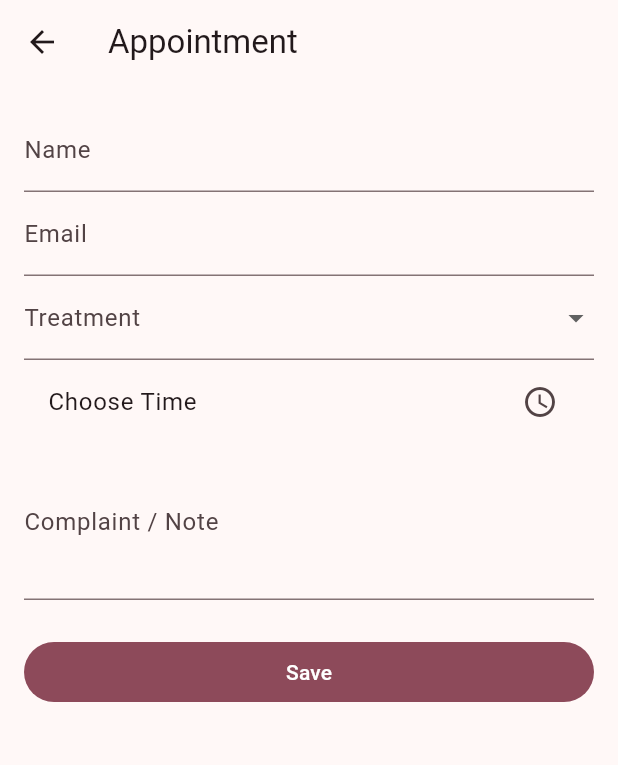
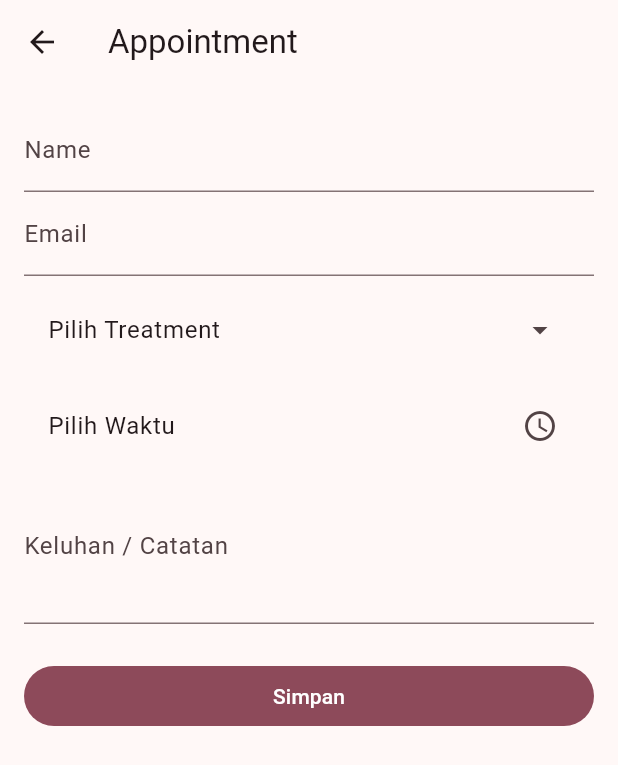
Before and after one commit to fahmiilmiah/beautynesia, a Flutter app: the AppointmentForm screen opened directly, on a phone screen of 412 x 824 dp. Shown: the top 765 px of the screen. Run offline on Flutter 3.47's test engine with Material 3 defaults, Android fonts, the light colour scheme and no system bars; our stand-ins replace supabase_flutter; accounts and stored records are empty; Roboto replaces fonts that are missing (Poppins).

Commit message:
mengubah tampilan sebagian create

```diff
--- a/lib/screens/appointment_form.dart
+++ b/lib/screens/appointment_form.dart
@@ -4,6 +4,7 @@ import 'package:supabase_flutter/supabase_flutter.dart';
 
 class AppointmentForm extends StatefulWidget {
   const AppointmentForm({super.key});
+
   @override
   State<AppointmentForm> createState() => _AppointmentFormState();
 }
@@ -17,14 +18,49 @@ class _AppointmentFormState extends State<AppointmentForm> {
   String? _type;
   TimeOfDay? _time;
 
-  final _types = [
-    'Botox Inject',
-    'Chemical Peeling',
-    'Facial',
-    'LED Light Therapy',
-    'Microneedling',
-    'Prime Exosome',
-    'Salmon DNA Inject'
+  final List<Map<String, String>> _types = [
+    {
+      'name': 'Botox Inject',
+      'img': 'assets/images/treatments/botox.png',
+      'desc': 'Mengurangi kerutan di wajah',
+      'price': 'Rp1.200k'
+    },
+    {
+      'name': 'Chemical Peeling',
+      'img': 'assets/images/treatments/peel.png',
+      'desc': 'Mengangkat sel kulit mati',
+      'price': 'Rp850k'
+    },
+    {
+      'name': 'Facial',
+      'img': 'assets/images/treatments/facial.png',
+      'desc': 'Membersihkan dan melembapkan kulit',
+      'price': 'Rp500k'
+    },
+    {
+      'name': 'LED Light Therapy',
+      'img': 'assets/images/treatments/led.png',
+      'desc': 'Terapi cahaya untuk jerawat dan kulit kusam',
+      'price': 'Rp600k'
+    },
+    {
+      'name': 'Microneedling',
+      'img': 'assets/images/treatments/micro.png',
+      'desc': 'Peremajaan kulit dengan jarum mikro',
+      'price': 'Rp1.400k'
+    },
+    {
+      'name': 'Prime Exosome',
+      'img': 'assets/images/treatments/exosome.png',
+      'desc': 'Perawatan kulit dengan sel punca',
+      'price': 'Rp2.000k'
+    },
+    {
+      'name': 'Salmon DNA Inject',
+      'img': 'assets/images/treatments/salmon.png',
+      'desc': 'Regenerasi kulit dengan DNA ikan salmon',
+      'price': 'Rp1.800k'
+    },
   ];
 
   Future<void> _save() async {
@@ -53,25 +89,85 @@ class _AppointmentFormState extends State<AppointmentForm> {
           key: _formKey,
           child: ListView(
             children: [
-              TextFormField(controller: _name, decoration: const InputDecoration(labelText: 'Name'), validator: (v) => v!.isEmpty ? 'Required' : null),
-              TextFormField(controller: _email, decoration: const InputDecoration(labelText: 'Email'), validator: (v) => v!.isEmpty ? 'Required' : null),
-              DropdownButtonFormField<String>(
-                decoration: const InputDecoration(labelText: 'Treatment'),
-                items: _types.map((e) => DropdownMenuItem(value: e, child: Text(e))).toList(),
-                onChanged: (val) => setState(() => _type = val),
-                validator: (v) => v == null ? 'Choose one' : null,
+              TextFormField(
+                controller: _name,
+                decoration: const InputDecoration(labelText: 'Name'),
+                validator: (v) => v!.isEmpty ? 'Required' : null,
               ),
+              TextFormField(
+                controller: _email,
+                decoration: const InputDecoration(labelText: 'Email'),
+                validator: (v) => v!.isEmpty ? 'Required' : null,
+              ),
+              const SizedBox(height: 8),
               ListTile(
-                title: Text(_time == null ? 'Choose Time' : _time!.format(context)),
+                title: Text(_type ?? 'Pilih Treatment'),
+                trailing: const Icon(Icons.arrow_drop_down),
+                onTap: () {
+                  showDialog(
+                    context: context,
+                    builder: (_) {
+                      return AlertDialog(
+                        title: const Text('Pilih Treatment'),
+                        content: SizedBox(
+                          width: double.maxFinite,
+                          child: ListView.separated(
+                            shrinkWrap: true,
+                            itemCount: _types.length,
+                            separatorBuilder: (_, __) => const Divider(),
+                            itemBuilder: (_, index) {
+                              final t = _types[index];
+                              return ListTile(
+                                contentPadding: EdgeInsets.zero,
+                                leading: ClipRRect(
+                                  borderRadius: BorderRadius.circular(8),
+                                  child: Image.asset(
+                                    t['img']!,
+                                    width: 50,
+                                    height: 50,
+                                    fit: BoxFit.cover,
+                                  ),
+                                ),
+                                title: Text(
+                                  t['name']!,
+                                  style: const TextStyle(fontWeight: FontWeight.bold),
+                                ),
+                                subtitle: Text('${t['desc']} • ${t['price']}'),
+                                onTap: () {
+                                  setState(() => _type = t['name']);
+                                  Navigator.pop(context);
+                                },
+                              );
+                            },
+                          ),
+                        ),
+                      );
+                    },
+                  );
+                },
+              ),
+              const SizedBox(height: 8),
+              ListTile(
+                title: Text(_time == null ? 'Pilih Waktu' : _time!.format(context)),
                 trailing: const Icon(Icons.schedule),
                 onTap: () async {
-                  final picked = await showTimePicker(context: context, initialTime: TimeOfDay.now());
+                  final picked = await showTimePicker(
+                    context: context,
+                    initialTime: TimeOfDay.now(),
+                  );
                   if (picked != null) setState(() => _time = picked);
                 },
               ),
-              TextFormField(controller: _complaint, maxLines: 3, decoration: const InputDecoration(labelText: 'Complaint / Note')),
+              TextFormField(
+                controller: _complaint,
+                maxLines: 3,
+                decoration: const InputDecoration(labelText: 'Keluhan / Catatan'),
+              ),
               const SizedBox(height: 24),
-              FilledButton(onPressed: _save, child: const Text('Save')),
+              FilledButton(
+                onPressed: _save,
+                child: const Text('Simpan'),
+              ),
             ],
           ),
         ),
```
